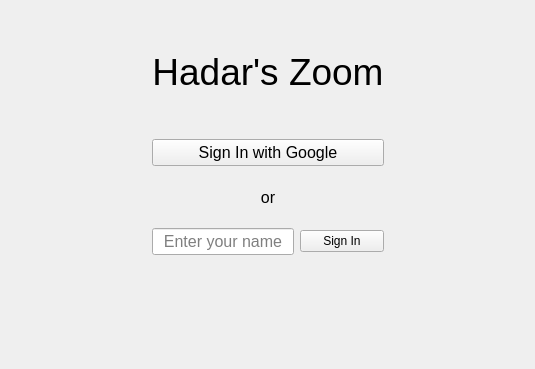
The window that GUI/ui_opening_window.ui (HadarShahar/zoom) describes before a commit, drawn with Qt 5.
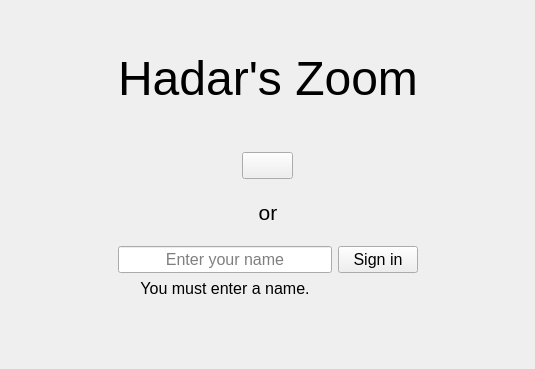
The same window after the commit.

Commit message: continued auth, styled opening window

Patch:
```diff
--- a/GUI/ui_opening_window.ui
+++ b/GUI/ui_opening_window.ui
@@ -14,7 +14,20 @@
    <string>Form</string>
   </property>
   <layout class="QGridLayout" name="gridLayout">
-   <item row="4" column="1">
+   <item row="9" column="1">
+    <spacer name="verticalSpacer_2">
+     <property name="orientation">
+      <enum>Qt::Vertical</enum>
+     </property>
+     <property name="sizeHint" stdset="0">
+      <size>
+       <width>20</width>
+       <height>40</height>
+      </size>
+     </property>
+    </spacer>
+   </item>
+   <item row="5" column="1">
     <spacer name="verticalSpacer_4">
      <property name="orientation">
       <enum>Qt::Vertical</enum>
@@ -30,7 +43,41 @@
      </property>
     </spacer>
    </item>
-   <item row="6" column="1">
+   <item row="4" column="1">
+    <layout class="QHBoxLayout" name="horizontalLayout_2">
+     <property name="spacing">
+      <number>0</number>
+     </property>
+     <item>
+      <widget class="QPushButton" name="google_sign_in_button">
+       <property name="sizePolicy">
+        <sizepolicy hsizetype="Fixed" vsizetype="Fixed">
+         <horstretch>0</horstretch>
+         <verstretch>0</verstretch>
+        </sizepolicy>
+       </property>
+       <property name="font">
+        <font>
+         <pointsize>12</pointsize>
+        </font>
+       </property>
+       <property name="cursor">
+        <cursorShape>PointingHandCursor</cursorShape>
+       </property>
+       <property name="autoFillBackground">
+        <bool>false</bool>
+       </property>
+       <property name="styleSheet">
+        <string notr="true"/>
+       </property>
+       <property name="text">
+        <string/>
+       </property>
+      </widget>
+     </item>
+    </layout>
+   </item>
+   <item row="7" column="1">
     <spacer name="verticalSpacer_5">
      <property name="orientation">
       <enum>Qt::Vertical</enum>
@@ -46,6 +93,32 @@
      </property>
     </spacer>
    </item>
+   <item row="6" column="2">
+    <spacer name="horizontalSpacer_2">
+     <property name="orientation">
+      <enum>Qt::Horizontal</enum>
+     </property>
+     <property name="sizeHint" stdset="0">
+      <size>
+       <width>40</width>
+       <height>20</height>
+      </size>
+     </property>
+    </spacer>
+   </item>
+   <item row="6" column="0">
+    <spacer name="horizontalSpacer">
+     <property name="orientation">
+      <enum>Qt::Horizontal</enum>
+     </property>
+     <property name="sizeHint" stdset="0">
+      <size>
+       <width>40</width>
+       <height>20</height>
+      </size>
+     </property>
+    </spacer>
+   </item>
    <item row="0" column="1">
     <spacer name="verticalSpacer_3">
      <property name="orientation">
@@ -66,7 +139,7 @@
     <widget class="QLabel" name="label_2">
      <property name="font">
       <font>
-       <pointsize>28</pointsize>
+       <pointsize>36</pointsize>
       </font>
      </property>
      <property name="text">
@@ -77,34 +150,18 @@
      </property>
     </widget>
    </item>
-   <item row="5" column="2">
-    <spacer name="horizontalSpacer_2">
-     <property name="orientation">
-      <enum>Qt::Horizontal</enum>
-     </property>
-     <property name="sizeHint" stdset="0">
-      <size>
-       <width>40</width>
-       <height>20</height>
-      </size>
-     </property>
-    </spacer>
-   </item>
-   <item row="3" column="1">
-    <widget class="QPushButton" name="google_sign_in_button">
-     <property name="sizePolicy">
-      <sizepolicy hsizetype="Minimum" vsizetype="Fixed">
-       <horstretch>0</horstretch>
-       <verstretch>0</verstretch>
-      </sizepolicy>
-     </property>
+   <item row="6" column="1">
+    <widget class="QLabel" name="or_label">
      <property name="font">
       <font>
-       <pointsize>12</pointsize>
+       <pointsize>16</pointsize>
       </font>
      </property>
      <property name="text">
-      <string>Sign In with Google</string>
+      <string>or</string>
+     </property>
+     <property name="alignment">
+      <set>Qt::AlignCenter</set>
      </property>
     </widget>
    </item>
@@ -124,53 +181,33 @@
      </property>
     </spacer>
    </item>
-   <item row="5" column="1">
-    <widget class="QLabel" name="label">
-     <property name="font">
-      <font>
-       <pointsize>12</pointsize>
-      </font>
-     </property>
-     <property name="text">
-      <string>or</string>
-     </property>
-     <property name="alignment">
-      <set>Qt::AlignCenter</set>
-     </property>
-    </widget>
-   </item>
    <item row="8" column="1">
-    <spacer name="verticalSpacer_2">
-     <property name="orientation">
-      <enum>Qt::Vertical</enum>
-     </property>
-     <property name="sizeHint" stdset="0">
-      <size>
-       <width>20</width>
-       <height>40</height>
-      </size>
-     </property>
-    </spacer>
-   </item>
-   <item row="5" column="0">
-    <spacer name="horizontalSpacer">
-     <property name="orientation">
-      <enum>Qt::Horizontal</enum>
-     </property>
-     <property name="sizeHint" stdset="0">
-      <size>
-       <width>40</width>
-       <height>20</height>
-      </size>
-     </property>
-    </spacer>
-   </item>
-   <item row="7" column="1">
-    <layout class="QHBoxLayout" name="horizontalLayout">
-     <item>
+    <layout class="QGridLayout" name="gridLayout_2">
+     <item row="0" column="1" colspan="2">
+      <widget class="QPushButton" name="name_sign_in_button">
+       <property name="sizePolicy">
+        <sizepolicy hsizetype="Minimum" vsizetype="Fixed">
+         <horstretch>0</horstretch>
+         <verstretch>0</verstretch>
+        </sizepolicy>
+       </property>
+       <property name="font">
+        <font>
+         <pointsize>12</pointsize>
+        </font>
+       </property>
+       <property name="cursor">
+        <cursorShape>PointingHandCursor</cursorShape>
+       </property>
+       <property name="text">
+        <string>Sign in</string>
+       </property>
+      </widget>
+     </item>
+     <item row="0" column="0">
       <widget class="QLineEdit" name="name_input">
        <property name="sizePolicy">
-        <sizepolicy hsizetype="Minimum" vsizetype="Fixed">
+        <sizepolicy hsizetype="Expanding" vsizetype="Fixed">
          <horstretch>0</horstretch>
          <verstretch>0</verstretch>
         </sizepolicy>
@@ -191,16 +228,24 @@
        </property>
       </widget>
      </item>
-     <item>
-      <widget class="QPushButton" name="sign_in_button">
+     <item row="1" column="0">
+      <widget class="QLabel" name="no_name_error_label">
        <property name="sizePolicy">
-        <sizepolicy hsizetype="Minimum" vsizetype="Fixed">
+        <sizepolicy hsizetype="Preferred" vsizetype="Fixed">
          <horstretch>0</horstretch>
          <verstretch>0</verstretch>
         </sizepolicy>
        </property>
+       <property name="font">
+        <font>
+         <pointsize>12</pointsize>
+        </font>
+       </property>
        <property name="text">
-        <string>Sign In</string>
+        <string>You must enter a name.</string>
+       </property>
+       <property name="alignment">
+        <set>Qt::AlignCenter</set>
        </property>
       </widget>
      </item>
```
Left out of the diff: 2 changed lines with no effect on the pictures. The commit also changes 25 other files.
